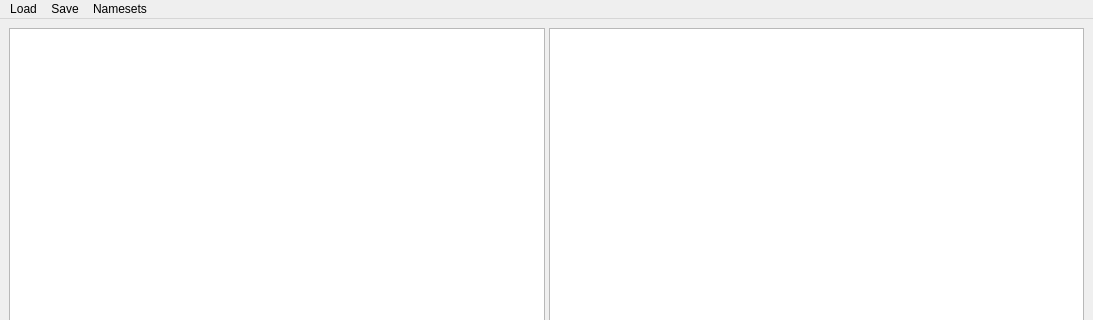
The window that components/mainwindow.ui (masceron/Hanvi) describes before a commit, drawn with Qt 5; both pictures show x 0 to 1093 and y 0 to 320 of the 1093 by 804 pixel window.
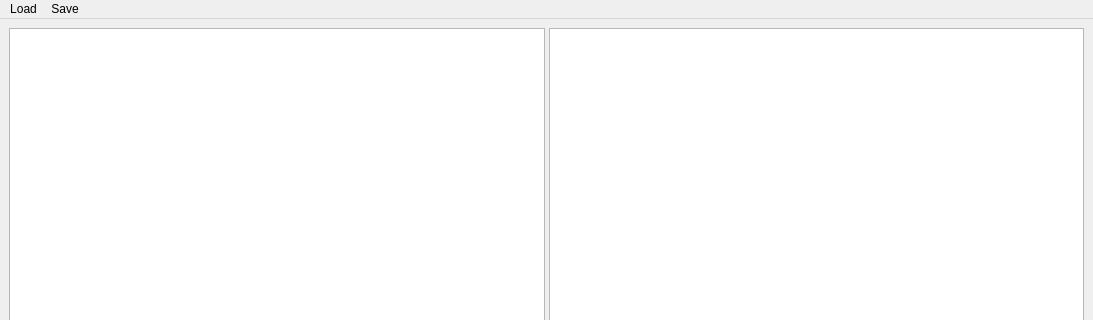
The same window after the commit.

```diff
--- a/components/mainwindow.ui
+++ b/components/mainwindow.ui
@@ -177,17 +177,8 @@
     </property>
     <addaction name="save_to_file"/>
    </widget>
-   <widget class="QMenu" name="menuNamesets">
-    <property name="title">
-     <string>Namesets</string>
-    </property>
-    <addaction name="namesets_manage"/>
-    <addaction name="namesets_dump"/>
-    <addaction name="namesets_read"/>
-   </widget>
    <addaction name="menuLoad"/>
    <addaction name="menuSave"/>
-   <addaction name="menuNamesets"/>
   </widget>
   <widget class="QStatusBar" name="statusbar"/>
   <action name="actionOpen">
```
Left out of the diff: 2 changed lines with no effect on the pictures.
